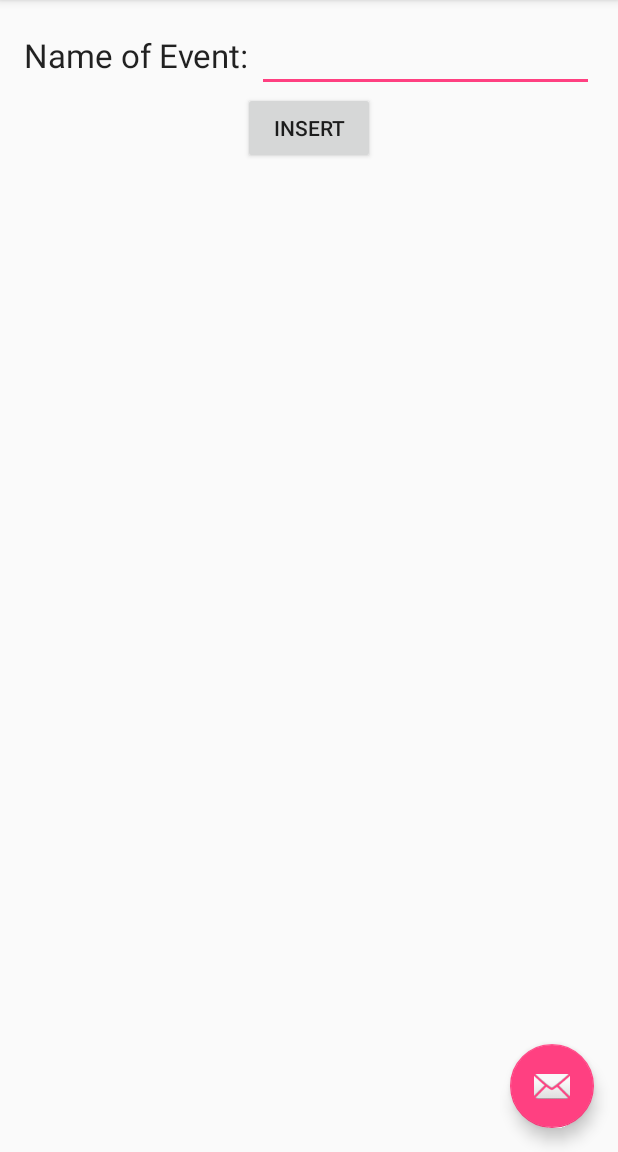
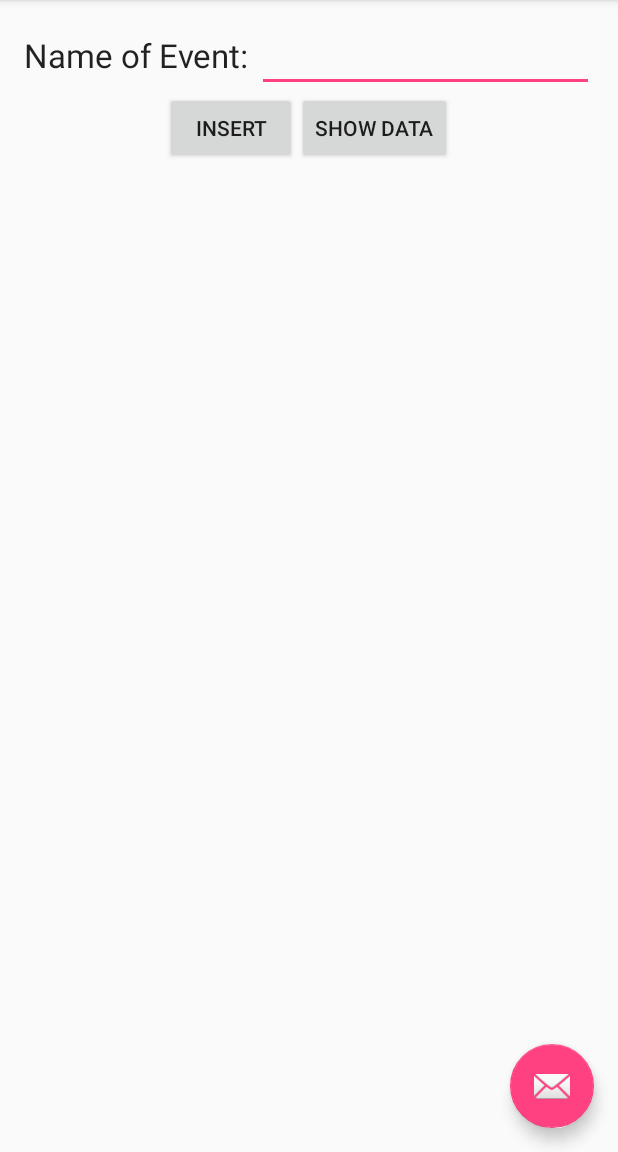
Before and after one commit to sdillon1/MyPlannerPal, an Android app: the screen it shows after launch (HomeScreen), on a phone screen of 412 x 824 dp, the part 84-1236 px from its top. Run offline under Robolectric (Android 15) with nearby library versions, the phone set to English and light mode, and no system bars.

Commit message:
Show data from database

```diff
--- a/app/src/main/java/sean21eric/myplannerpal/HomeScreen.java
+++ b/app/src/main/java/sean21eric/myplannerpal/HomeScreen.java
@@ -1,5 +1,7 @@
 package sean21eric.myplannerpal;
 
+import android.app.AlertDialog;
+import android.database.Cursor;
 import android.database.sqlite.SQLiteDatabase;
 import android.os.Bundle;
 import android.support.design.widget.FloatingActionButton;
@@ -18,6 +20,7 @@ public class HomeScreen extends AppCompatActivity {
     //vars
     DatabaseHelper myHelper;
     Button btnInsert;
+    Button btnShowData;
     EditText nameEditText;
     LinearLayout linearLayout1;
 
@@ -32,12 +35,11 @@ public class HomeScreen extends AppCompatActivity {
 
         //get the button and edit text
         btnInsert = (Button)findViewById(R.id.BTNInsert);
+        btnShowData = (Button)findViewById(R.id.BTNShowData);
         nameEditText = (EditText)findViewById(R.id.EditText1);
         linearLayout1 = (LinearLayout)findViewById(R.id.LinearLayout1);
 
-        addOnclickListener();
-
-
+        addOnclickListeners();
 
         FloatingActionButton fab = (FloatingActionButton) findViewById(R.id.fab);
         fab.setOnClickListener(new View.OnClickListener() {
@@ -50,7 +52,8 @@ public class HomeScreen extends AppCompatActivity {
 
     }//close onCreate()
 
-    public void addOnclickListener(){
+    public void addOnclickListeners(){
+
         btnInsert.setOnClickListener(new View.OnClickListener() {
             @Override
             public void onClick(View v) {
@@ -65,15 +68,44 @@ public class HomeScreen extends AppCompatActivity {
                     Snackbar.make(linearLayout1, "FAILURE :(", Snackbar.LENGTH_LONG).setAction("Action", null).show();
                 }
 
-
+                nameEditText.setText("");
             }
         });
+
+        btnShowData.setOnClickListener(new View.OnClickListener() {
+            @Override
+            public void onClick(View v) {
+
+                Cursor cursor = myHelper.getAllEvents();
+
+                //check number of events returned
+                if(cursor.getCount() == 0){
+                    //no data
+                    showAlertDialog("ERROR", "No Data");
+                    return;
+                }
+                //if gets here, there is data
+                StringBuffer stringBuffer = new StringBuffer();
+                while (cursor.moveToNext()){
+                    //add data to the buffer
+                    stringBuffer.append("ID: " + cursor.getString(0) + "\n");
+                    stringBuffer.append("NAME: " + cursor.getString(1) + "\n\n");
+                }
+
+                //show the data in an alert dialog
+                showAlertDialog("Data", stringBuffer.toString());
+            }
+        });
+
+    }//close addOnclickListener()
+
+    public void showAlertDialog(String title, String message){
+        AlertDialog.Builder builder = new AlertDialog.Builder(this);
+        builder.setCancelable(true);
+        builder.setTitle(title);
+        builder.setMessage(message);
+        builder.show();
     }
-
-
-
-
-
 
 
     /*
--- a/app/src/main/res/layout/content_home_screen.xml
+++ b/app/src/main/res/layout/content_home_screen.xml
@@ -37,10 +37,23 @@
             android:layout_weight="1"/>
     </LinearLayout>
 
-    <Button
+    <LinearLayout
+        android:orientation="horizontal"
         android:layout_width="wrap_content"
-        android:layout_height="wrap_content"
-        android:text="Insert"
-        android:id="@+id/BTNInsert"
-        android:layout_gravity="center_horizontal"/>
+        android:layout_height="wrap_content">
+
+        <Button
+            android:layout_width="wrap_content"
+            android:layout_height="wrap_content"
+            android:text="Insert"
+            android:id="@+id/BTNInsert"
+            android:layout_gravity="center_horizontal"/>
+
+        <Button
+            android:layout_width="wrap_content"
+            android:layout_height="wrap_content"
+            android:text="Show Data"
+            android:id="@+id/BTNShowData"/>
+    </LinearLayout>
+
 </LinearLayout>
```
Also changed, not shown: app/src/main/java/sean21eric/myplannerpal/DatabaseHelper.java (+7 -0 lines).
